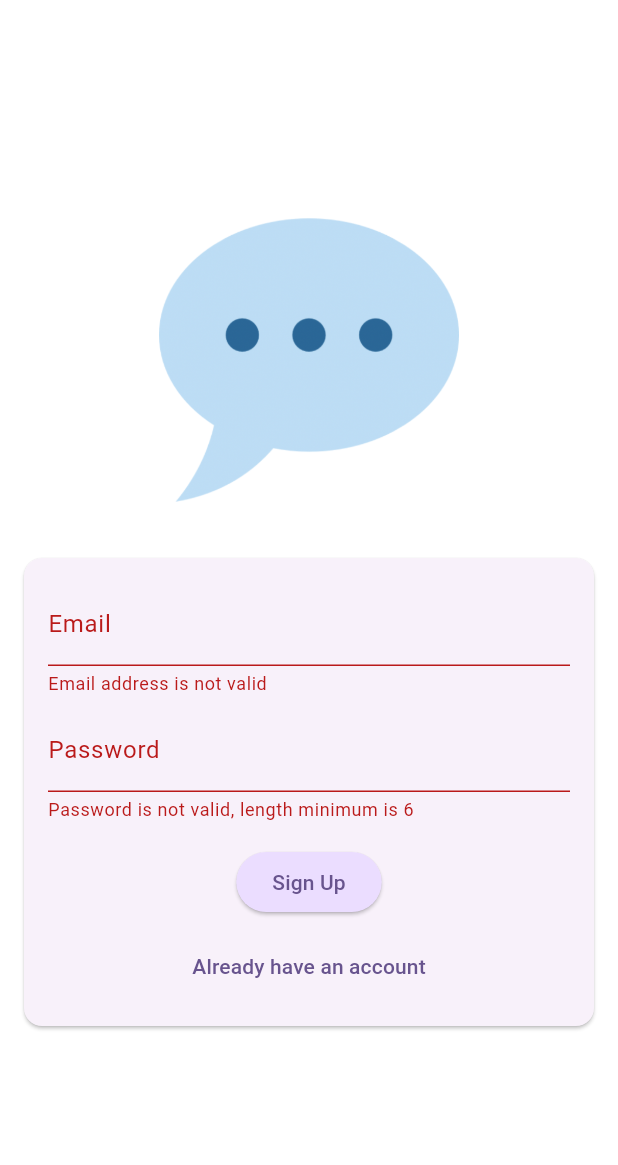
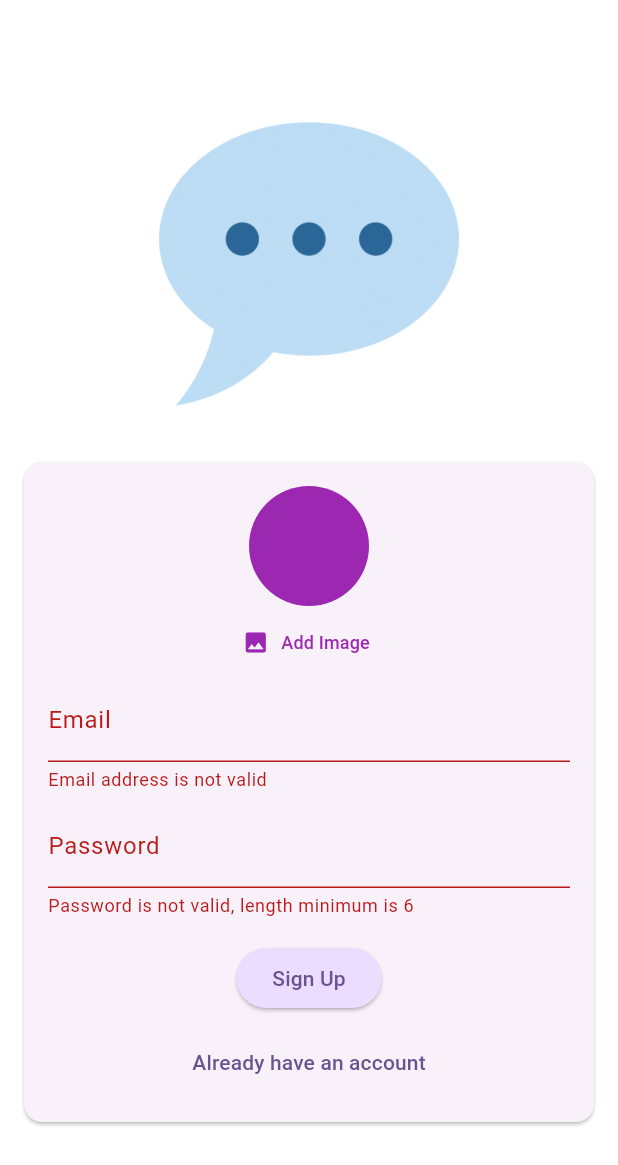
Before and after one commit to premasi/Chat-App, a Flutter app: the screen it shows after launch, after a tap on "Sign In", after a tap on "Create an account", on a phone screen of 412 x 824 dp. Shown: the top 1165 px of the screen. Run offline on Flutter 3.47's test engine with Material 3 defaults, Android fonts, the phone set to English and light mode, and no system bars; our stand-ins replace firebase_auth, firebase_core, firebase_storage, image_picker; accounts and stored records are empty.

Commit message:
take a image for account create

```diff
--- a/lib/screens/auth/auth.dart
+++ b/lib/screens/auth/auth.dart
@@ -1,3 +1,7 @@
+import 'dart:io';
+
+import 'package:chat_app/widgets/image_picker.dart';
+import 'package:firebase_storage/firebase_storage.dart';
 import 'package:flutter/material.dart';
 import 'package:firebase_auth/firebase_auth.dart';
 
@@ -17,6 +21,7 @@ class _AuthState extends State<Auth> {
   var _isLogin = true;
   var _enteredEmail = '';
   var _enteredPassword = '';
+  File? _selectedImage;
   final _emailController = TextEditingController();
   final _passwordController = TextEditingController();
   void _submit() async {
@@ -56,9 +61,24 @@ class _AuthState extends State<Auth> {
         }
       } else {
         try {
+          if (!_isLogin && _selectedImage == null) {
+            ScaffoldMessenger.of(context).clearSnackBars();
+            ScaffoldMessenger.of(context).showSnackBar(
+              const SnackBar(
+                content: Text("Please pick the image"),
+              ),
+            );
+          }
           final _userCredential =
               await _firebase.createUserWithEmailAndPassword(
                   email: _enteredEmail, password: _enteredPassword);
+          final storageRef = FirebaseStorage.instance
+              .ref()
+              .child("user_images")
+              .child("${_userCredential.user?.uid}.jpg");
+          await storageRef.putFile(_selectedImage!);
+          final imageUrl = await storageRef.getDownloadURL();
+          print(imageUrl);
           _emailController.clear();
           _passwordController.clear();
           ScaffoldMessenger.of(context).clearSnackBars();
@@ -114,6 +134,12 @@ class _AuthState extends State<Auth> {
                       child: Column(
                         mainAxisSize: MainAxisSize.min,
                         children: [
+                          if (!_isLogin)
+                            ImagePickerScreen(
+                              onImageSelect: (pickedImage) {
+                                _selectedImage = pickedImage;
+                              },
+                            ),
                           TextFormField(
                             controller: _emailController,
                             decoration:
--- a/lib/widgets/image_picker.dart
+++ b/lib/widgets/image_picker.dart
@@ -1,17 +1,36 @@
+import 'dart:io';
+
 import 'package:flutter/material.dart';
-import 'package:flutter/widgets.dart';
+import "package:image_picker/image_picker.dart";
 
-class ImagePicker extends StatefulWidget{
-  const ImagePicker({super.key})
+class ImagePickerScreen extends StatefulWidget {
+  const ImagePickerScreen({super.key, required this.onImageSelect});
 
-
+  final void Function(File pickedImage) onImageSelect;
 
   @override
   State<StatefulWidget> createState() {
     return ImagePickerState();
-  }}
+  }
+}
 
-class ImagePickerState extends State<ImagePicker>{
+class ImagePickerState extends State<ImagePickerScreen> {
+  File? _imageFile;
+
+  void _pickedImage() async {
+    final _pickedImage = await ImagePicker()
+        .pickImage(source: ImageSource.camera, maxWidth: 150, imageQuality: 80);
+    if (_pickedImage == null) {
+      return;
+    }
+
+    setState(() {
+      _imageFile = File(_pickedImage.path);
+    });
+
+    widget.onImageSelect(_imageFile!);
+  }
+
   @override
   Widget build(BuildContext context) {
     return Column(
@@ -19,15 +38,19 @@ class ImagePickerState extends State<ImagePicker>{
         CircleAvatar(
           radius: 40,
           backgroundColor: Colors.purple,
-          foregroundImage: ...,
+          foregroundImage: _imageFile != null ? FileImage(_imageFile!) : null,
         ),
-        TextButton.icon(onPressed: (){}, icon: const Icon(Icons.image, color: Colors.white,),label: const Text("Add Image", style: TextStyle(
-          fontSize: 12,
-          color: Colors.white
-        ),
-        ))
+        TextButton.icon(
+            onPressed: _pickedImage,
+            icon: const Icon(
+              Icons.image,
+              color: Colors.purple,
+            ),
+            label: const Text(
+              "Add Image",
+              style: TextStyle(fontSize: 12, color: Colors.purple),
+            ))
       ],
-    )
+    );
   }
-
 }
```
